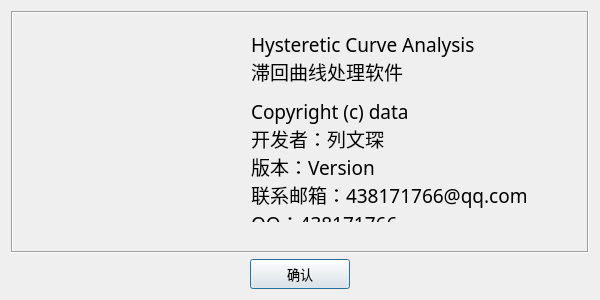
Before: the Qt Designer form ui/WinAbout.ui in WenchenLie/HystereticCurveAnalysis, drawn with Qt 5.
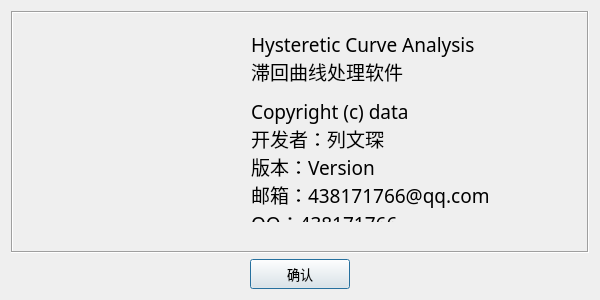
After: the same form once the commit is applied. Icons and pictures are not drawn.

What changed in the file:
```diff
--- a/ui/WinAbout.ui
+++ b/ui/WinAbout.ui
@@ -94,7 +94,7 @@
        </rect>
       </property>
       <property name="text">
-       <string>&lt;html&gt;&lt;head/&gt;&lt;body&gt;&lt;p&gt;&lt;span style=&quot; font-size:14pt; color:#000000;&quot;&gt;Hysteretic Curve Analysis&lt;br/&gt;滞回曲线处理软件&lt;/span&gt;&lt;/p&gt;&lt;p&gt;&lt;span style=&quot; font-size:14pt; color:#000000;&quot;&gt;Copyright (c) data&lt;br/&gt;开发者：列文琛&lt;br/&gt;版本：Version&lt;br/&gt;联系邮箱：438171766@qq.com&lt;br/&gt;QQ：438171766&lt;/span&gt;&lt;/p&gt;&lt;/body&gt;&lt;/html&gt;</string>
+       <string>&lt;html&gt;&lt;head/&gt;&lt;body&gt;&lt;p&gt;&lt;span style=&quot; font-size:14pt; color:#000000;&quot;&gt;Hysteretic Curve Analysis&lt;br/&gt;滞回曲线处理软件&lt;/span&gt;&lt;/p&gt;&lt;p&gt;&lt;span style=&quot; font-size:14pt; color:#000000;&quot;&gt;Copyright (c) data&lt;br/&gt;开发者：列文琛&lt;br/&gt;版本：Version&lt;br/&gt;邮箱：438171766@qq.com&lt;br/&gt;QQ：438171766&lt;/span&gt;&lt;/p&gt;&lt;/body&gt;&lt;/html&gt;</string>
       </property>
      </widget>
     </widget>
```
